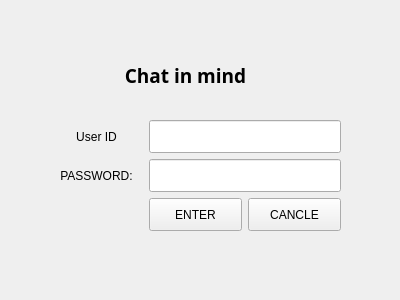
The window that login.ui (Jessting/-) describes before a commit, drawn with Qt 5.
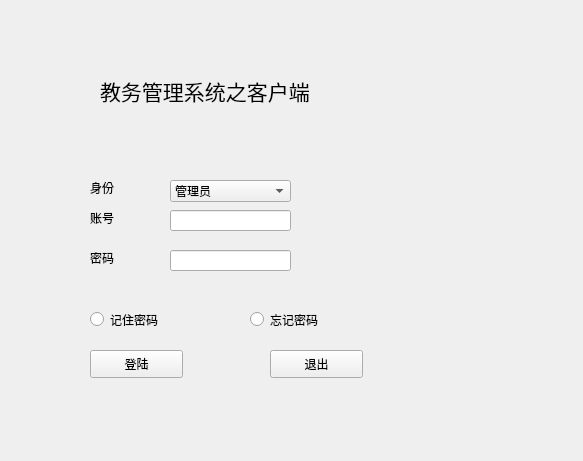
The same window after the commit.

Commit message: 教务管理系统之客户端

Diff of the .ui file:
```diff
--- a/login.ui
+++ b/login.ui
@@ -6,126 +6,173 @@
    <rect>
     <x>0</x>
     <y>0</y>
-    <width>400</width>
-    <height>300</height>
+    <width>583</width>
+    <height>461</height>
    </rect>
   </property>
   <property name="windowTitle">
    <string>IMServer</string>
   </property>
-  <widget class="QLabel" name="label_3">
+  <widget class="QRadioButton" name="rb_forget">
    <property name="geometry">
     <rect>
-     <x>110</x>
+     <x>250</x>
+     <y>310</y>
+     <width>115</width>
+     <height>19</height>
+    </rect>
+   </property>
+   <property name="text">
+    <string>忘记密码</string>
+   </property>
+  </widget>
+  <widget class="QLineEdit" name="le_id">
+   <property name="geometry">
+    <rect>
+     <x>170</x>
+     <y>210</y>
+     <width>121</width>
+     <height>21</height>
+    </rect>
+   </property>
+   <property name="text">
+    <string/>
+   </property>
+  </widget>
+  <widget class="QLabel" name="lb_id">
+   <property name="geometry">
+    <rect>
+     <x>90</x>
+     <y>210</y>
+     <width>72</width>
+     <height>15</height>
+    </rect>
+   </property>
+   <property name="text">
+    <string>账号</string>
+   </property>
+  </widget>
+  <widget class="QLineEdit" name="le_password">
+   <property name="geometry">
+    <rect>
+     <x>170</x>
+     <y>250</y>
+     <width>121</width>
+     <height>21</height>
+    </rect>
+   </property>
+   <property name="text">
+    <string/>
+   </property>
+  </widget>
+  <widget class="QLabel" name="lb_kind">
+   <property name="geometry">
+    <rect>
+     <x>90</x>
+     <y>180</y>
+     <width>72</width>
+     <height>15</height>
+    </rect>
+   </property>
+   <property name="text">
+    <string>身份</string>
+   </property>
+  </widget>
+  <widget class="QRadioButton" name="rb_remeber">
+   <property name="geometry">
+    <rect>
+     <x>90</x>
+     <y>310</y>
+     <width>115</width>
+     <height>19</height>
+    </rect>
+   </property>
+   <property name="text">
+    <string>记住密码</string>
+   </property>
+  </widget>
+  <widget class="QLabel" name="lb_password">
+   <property name="geometry">
+    <rect>
+     <x>90</x>
+     <y>250</y>
+     <width>72</width>
+     <height>15</height>
+    </rect>
+   </property>
+   <property name="text">
+    <string>密码</string>
+   </property>
+  </widget>
+  <widget class="QPushButton" name="pb_login">
+   <property name="geometry">
+    <rect>
+     <x>90</x>
+     <y>350</y>
+     <width>93</width>
+     <height>28</height>
+    </rect>
+   </property>
+   <property name="text">
+    <string>登陆</string>
+   </property>
+  </widget>
+  <widget class="QPushButton" name="pb_quit">
+   <property name="geometry">
+    <rect>
+     <x>270</x>
+     <y>350</y>
+     <width>93</width>
+     <height>28</height>
+    </rect>
+   </property>
+   <property name="text">
+    <string>退出</string>
+   </property>
+  </widget>
+  <widget class="QLabel" name="label">
+   <property name="geometry">
+    <rect>
+     <x>100</x>
      <y>50</y>
-     <width>151</width>
-     <height>51</height>
+     <width>311</width>
+     <height>81</height>
     </rect>
    </property>
    <property name="font">
     <font>
-     <family>黑体</family>
-     <pointsize>14</pointsize>
-     <weight>75</weight>
-     <bold>true</bold>
+     <family>隶书</family>
+     <pointsize>16</pointsize>
     </font>
    </property>
    <property name="text">
-    <string>Chat in mind</string>
-   </property>
-   <property name="alignment">
-    <set>Qt::AlignCenter</set>
+    <string>教务管理系统之客户端</string>
    </property>
   </widget>
-  <widget class="QWidget" name="layoutWidget">
+  <widget class="QComboBox" name="cb_kind">
    <property name="geometry">
     <rect>
-     <x>50</x>
-     <y>120</y>
-     <width>291</width>
-     <height>111</height>
+     <x>170</x>
+     <y>180</y>
+     <width>121</width>
+     <height>22</height>
     </rect>
    </property>
-   <layout class="QGridLayout" name="gridLayout">
-    <item row="0" column="0">
-     <widget class="QLabel" name="label">
-      <property name="sizePolicy">
-       <sizepolicy hsizetype="Preferred" vsizetype="Preferred">
-        <horstretch>0</horstretch>
-        <verstretch>0</verstretch>
-       </sizepolicy>
-      </property>
-      <property name="text">
-       <string>User ID</string>
-      </property>
-      <property name="alignment">
-       <set>Qt::AlignCenter</set>
-      </property>
-     </widget>
-    </item>
-    <item row="0" column="1" colspan="2">
-     <widget class="QLineEdit" name="le_id">
-      <property name="sizePolicy">
-       <sizepolicy hsizetype="Preferred" vsizetype="Preferred">
-        <horstretch>0</horstretch>
-        <verstretch>0</verstretch>
-       </sizepolicy>
-      </property>
-     </widget>
-    </item>
-    <item row="1" column="0">
-     <widget class="QLabel" name="label_2">
-      <property name="sizePolicy">
-       <sizepolicy hsizetype="Preferred" vsizetype="Preferred">
-        <horstretch>0</horstretch>
-        <verstretch>0</verstretch>
-       </sizepolicy>
-      </property>
-      <property name="text">
-       <string>PASSWORD:</string>
-      </property>
-      <property name="alignment">
-       <set>Qt::AlignCenter</set>
-      </property>
-     </widget>
-    </item>
-    <item row="1" column="1" colspan="2">
-     <widget class="QLineEdit" name="le_pswd">
-      <property name="sizePolicy">
-       <sizepolicy hsizetype="Preferred" vsizetype="Preferred">
-        <horstretch>0</horstretch>
-        <verstretch>0</verstretch>
-       </sizepolicy>
-      </property>
-     </widget>
-    </item>
-    <item row="2" column="1">
-     <widget class="QPushButton" name="pb_enter">
-      <property name="sizePolicy">
-       <sizepolicy hsizetype="Preferred" vsizetype="Preferred">
-        <horstretch>0</horstretch>
-        <verstretch>0</verstretch>
-       </sizepolicy>
-      </property>
-      <property name="text">
-       <string>ENTER</string>
-      </property>
-     </widget>
-    </item>
-    <item row="2" column="2">
-     <widget class="QPushButton" name="pb_cancle">
-      <property name="sizePolicy">
-       <sizepolicy hsizetype="Preferred" vsizetype="Preferred">
-        <horstretch>0</horstretch>
-        <verstretch>0</verstretch>
-       </sizepolicy>
-      </property>
-      <property name="text">
-       <string>CANCLE</string>
-      </property>
-     </widget>
-    </item>
-   </layout>
+   <item>
+    <property name="text">
+     <string>管理员</string>
+    </property>
+   </item>
+   <item>
+    <property name="text">
+     <string>教师</string>
+    </property>
+   </item>
+   <item>
+    <property name="text">
+     <string>学生</string>
+    </property>
+   </item>
   </widget>
  </widget>
  <resources/>
```
Left out of the diff: 2 changed lines with no effect on the pictures. The commit also changes 41 other files.
